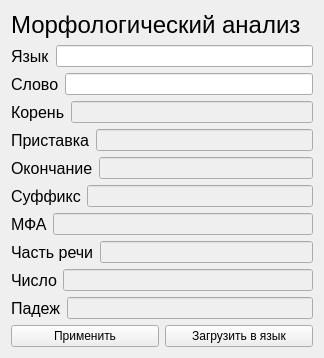
Old version of the form algorithm.ui in the repository mosheadd/QtLang.
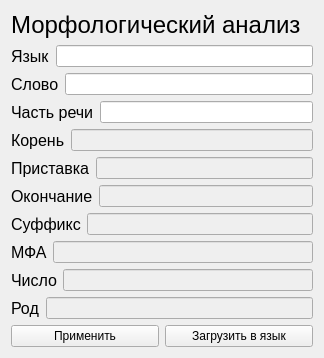
New version of the form.

```diff
--- a/algorithm.ui
+++ b/algorithm.ui
@@ -64,6 +64,29 @@
      </item>
     </layout>
    </item>
+   <item>
+    <layout class="QHBoxLayout" name="horizontalLayout_9">
+     <item>
+      <widget class="QLabel" name="label_2">
+       <property name="font">
+        <font>
+         <pointsize>12</pointsize>
+        </font>
+       </property>
+       <property name="text">
+        <string>Часть речи</string>
+       </property>
+      </widget>
+     </item>
+     <item>
+      <widget class="QLineEdit" name="lineEdit_8">
+       <property name="enabled">
+        <bool>true</bool>
+       </property>
+      </widget>
+     </item>
+    </layout>
+   </item>
    <item>
     <layout class="QHBoxLayout" name="horizontalLayout_6">
      <item>
@@ -179,29 +202,6 @@
      </item>
     </layout>
    </item>
-   <item>
-    <layout class="QHBoxLayout" name="horizontalLayout_9">
-     <item>
-      <widget class="QLabel" name="label_2">
-       <property name="font">
-        <font>
-         <pointsize>12</pointsize>
-        </font>
-       </property>
-       <property name="text">
-        <string>Часть речи</string>
-       </property>
-      </widget>
-     </item>
-     <item>
-      <widget class="QLineEdit" name="lineEdit_8">
-       <property name="enabled">
-        <bool>false</bool>
-       </property>
-      </widget>
-     </item>
-    </layout>
-   </item>
    <item>
     <layout class="QHBoxLayout" name="horizontalLayout_10">
      <item>
@@ -235,7 +235,7 @@
         </font>
        </property>
        <property name="text">
-        <string>Падеж</string>
+        <string>Род</string>
        </property>
       </widget>
      </item>
```
